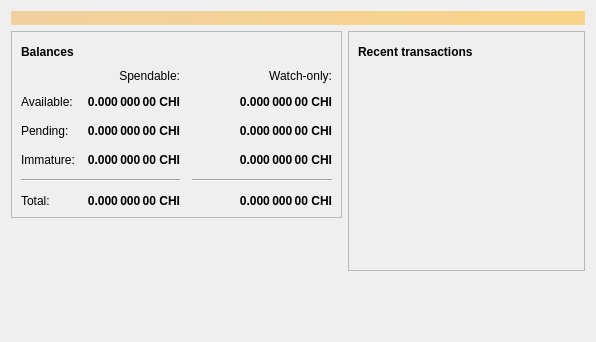
Old version of the form src/qt/forms/overviewpage.ui in the repository cryptocrowd-city/xcrc-core-wallet.
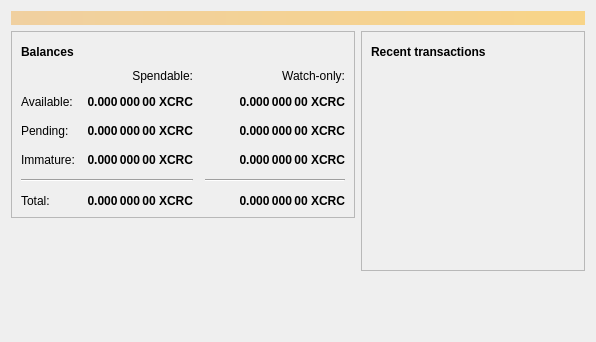
New version of the form. Icons and pictures are not drawn.

Patch:
```diff
--- a/src/qt/forms/overviewpage.ui
+++ b/src/qt/forms/overviewpage.ui
@@ -129,7 +129,7 @@
                <string>Unconfirmed transactions to watch-only addresses</string>
               </property>
               <property name="text">
-               <string notr="true">0.000 000 00 CHI</string>
+               <string notr="true">0.000 000 00 XCRC</string>
               </property>
               <property name="alignment">
                <set>Qt::AlignRight|Qt::AlignTrailing|Qt::AlignVCenter</set>
@@ -154,7 +154,7 @@
                <string>Total of transactions that have yet to be confirmed, and do not yet count toward the spendable balance</string>
               </property>
               <property name="text">
-               <string notr="true">0.000 000 00 CHI</string>
+               <string notr="true">0.000 000 00 XCRC</string>
               </property>
               <property name="alignment">
                <set>Qt::AlignRight|Qt::AlignTrailing|Qt::AlignVCenter</set>
@@ -179,7 +179,7 @@
                <string>Mined balance in watch-only addresses that has not yet matured</string>
               </property>
               <property name="text">
-               <string notr="true">0.000 000 00 CHI</string>
+               <string notr="true">0.000 000 00 XCRC</string>
               </property>
               <property name="alignment">
                <set>Qt::AlignRight|Qt::AlignTrailing|Qt::AlignVCenter</set>
@@ -237,7 +237,7 @@
                <string>Mined balance that has not yet matured</string>
               </property>
               <property name="text">
-               <string notr="true">0.000 000 00 CHI</string>
+               <string notr="true">0.000 000 00 XCRC</string>
               </property>
               <property name="alignment">
                <set>Qt::AlignRight|Qt::AlignTrailing|Qt::AlignVCenter</set>
@@ -282,7 +282,7 @@
                <string>Your current total balance</string>
               </property>
               <property name="text">
-               <string notr="true">0.000 000 00 CHI</string>
+               <string notr="true">0.000 000 00 XCRC</string>
               </property>
               <property name="alignment">
                <set>Qt::AlignRight|Qt::AlignTrailing|Qt::AlignVCenter</set>
@@ -307,7 +307,7 @@
                <string>Current total balance in watch-only addresses</string>
               </property>
               <property name="text">
-               <string notr="true">0.000 000 00 CHI</string>
+               <string notr="true">0.000 000 00 XCRC</string>
               </property>
               <property name="alignment">
                <set>Qt::AlignRight|Qt::AlignTrailing|Qt::AlignVCenter</set>
@@ -349,7 +349,7 @@
                <string>Your current spendable balance</string>
               </property>
               <property name="text">
-               <string notr="true">0.000 000 00 CHI</string>
+               <string notr="true">0.000 000 00 XCRC</string>
               </property>
               <property name="alignment">
                <set>Qt::AlignRight|Qt::AlignTrailing|Qt::AlignVCenter</set>
@@ -374,7 +374,7 @@
                <string>Your current balance in watch-only addresses</string>
               </property>
               <property name="text">
-               <string notr="true">0.000 000 00 CHI</string>
+               <string notr="true">0.000 000 00 XCRC</string>
               </property>
               <property name="alignment">
                <set>Qt::AlignRight|Qt::AlignTrailing|Qt::AlignVCenter</set>
```
